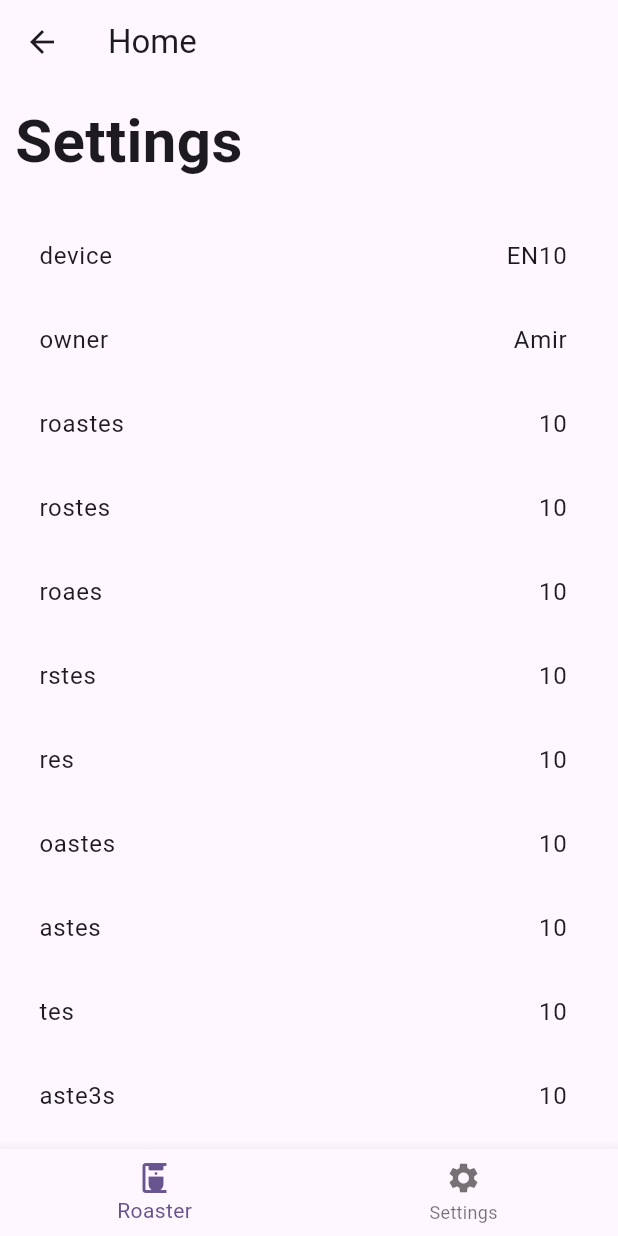
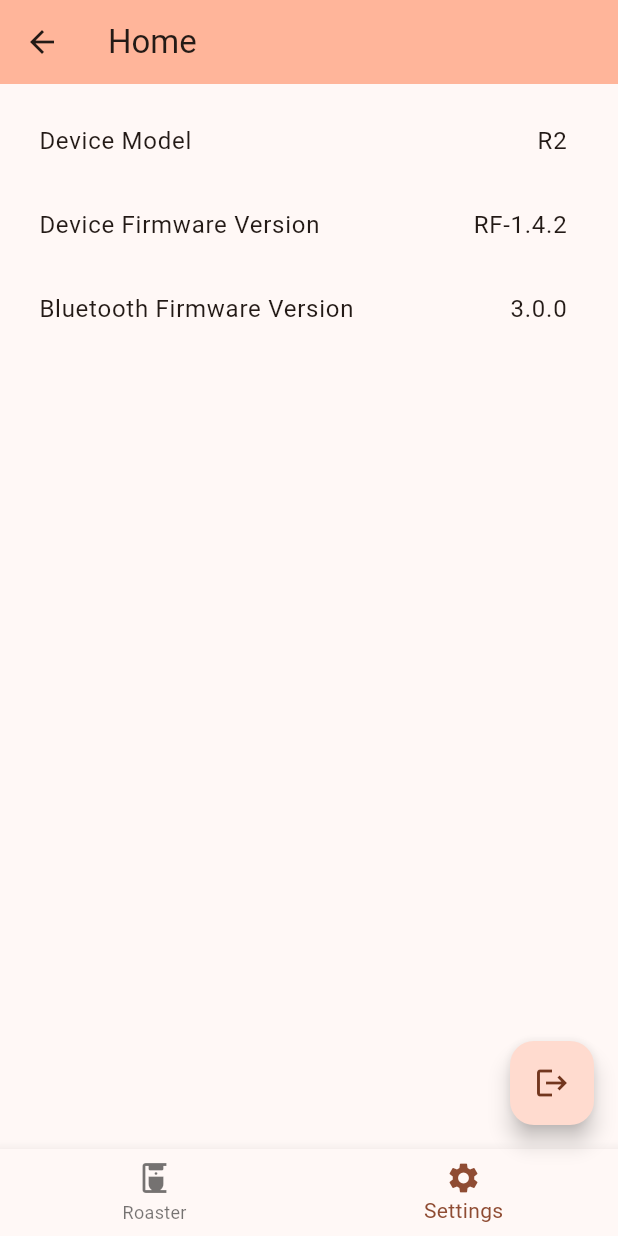
Before and after one commit to BlackIQ/coffee-roaster-mobile, a Flutter app: the HomeScreen screen opened directly, item 2 of the bottom bar chosen, on a phone screen of 412 x 824 dp. Run offline on Flutter 3.47's test engine with Material 2 defaults, Android fonts, the light colour scheme and no system bars; missing offline and left inert: dart:ffi.

Commit message:
Working. New stuff

```diff
--- a/lib/src/screens/home/home.screen.dart
+++ b/lib/src/screens/home/home.screen.dart
@@ -1,6 +1,10 @@
+import 'dart:ffi';
+
 import 'package:flutter/material.dart';
+import 'package:provider/provider.dart';
 import 'package:test/src/screens/home/tabs/roaster/raster.tab.dart';
 import 'package:test/src/screens/home/tabs/settings/settings.tab.dart';
+import 'package:test/src/services/state/state.service.dart';
 
 class HomeScreen extends StatefulWidget {
   const HomeScreen({super.key});
@@ -26,6 +30,7 @@ class _HomeScreenState extends State<HomeScreen> {
   Widget build(BuildContext context) {
     return Scaffold(
       appBar: AppBar(
+        backgroundColor: Theme.of(context).colorScheme.inversePrimary,
         title: const Text("Home"),
         elevation: 0,
       ),
@@ -46,7 +51,14 @@ class _HomeScreenState extends State<HomeScreen> {
             label: 'Settings',
           ),
         ],
+        currentIndex: _selectedIndex,
         onTap: _onItemTapped,
+      ),
+      floatingActionButton: FloatingActionButton(
+        onPressed: () {
+          Provider.of<AppState>(context, listen: false).setAuthenticated(false);
+        },
+        child: const Icon(Icons.logout),
       ),
     );
   }
--- a/lib/src/screens/home/tabs/settings/settings.tab.dart
+++ b/lib/src/screens/home/tabs/settings/settings.tab.dart
@@ -9,46 +9,14 @@ class SettingsTab extends StatefulWidget {
 
 class _SettingsTabState extends State<SettingsTab> {
   Map<String, dynamic> data = {
-    'device': 'EN10',
-    'owner': 'Amir',
-    'roastes': 10,
-    'rostes': 10,
-    'roaes': 10,
-    'rstes': 10,
-    'res': 10,
-    'oastes': 10,
-    'astes': 10,
-    'tes': 10,
-    'aste3s': 10,
-    'rste32s': 10,
-    'roa32stes': 10,
-    'resrr': 10,
-    're1s': 10,
-    'oastes1': 10,
-    'ffroastes': 10,
-    'roaste8s': 10,
-    'rog8989gastes': 10,
-    'roaste9s': 10,
-    'roashhtes': 10,
-    'roastrrres': 10,
+    'Device Model': 'R2',
+    'Device Firmware Version': 'RF-1.4.2',
+    'Bluetooth Firmware Version': '3.0.0',
   };
 
   @override
   Widget build(BuildContext context) {
-    return Column(
-      mainAxisAlignment: MainAxisAlignment.start,
-      crossAxisAlignment: CrossAxisAlignment.stretch,
-      children: [
-        const Text(
-          'Settings',
-          style: TextStyle(
-            fontSize: 40,
-            fontWeight: FontWeight.bold,
-          ),
-        ),
-        const SizedBox(height: 20),
-        Expanded(
-          child: ListView.builder(
+    return ListView.builder(
       itemCount: data.length,
       itemBuilder: (BuildContext context, int index) {
         final entry = data.entries.toList()[index];
@@ -58,9 +26,6 @@ class _SettingsTabState extends State<SettingsTab> {
               children: [Text(entry.key), Text(entry.value.toString())]),
         );
       },
-          ),
-        ),
-      ],
     );
   }
 }
--- /dev/null
+++ b/lib/src/services/state/state.service.dart
@@ -0,0 +1,14 @@
+import 'package:flutter/material.dart';
+
+class AppState extends ChangeNotifier {
+  bool _authenticated = false;
+
+  bool get getAuthenticated {
+    return _authenticated;
+  }
+
+  void setAuthenticated(bool authenticated) {
+    _authenticated = authenticated;
+    notifyListeners();
+  }
+}
```
Also changed, not shown: lib/main.dart (+15 -7 lines), lib/src/screens/auth/auth.screen.dart (+19 -3 lines), lib/src/screens/home/tabs/roaster/raster.tab.dart (+85 -32 lines), lib/src/screens/landing.dart (+5 -2 lines). Lines whose indentation alone changed are shown as unchanged.
